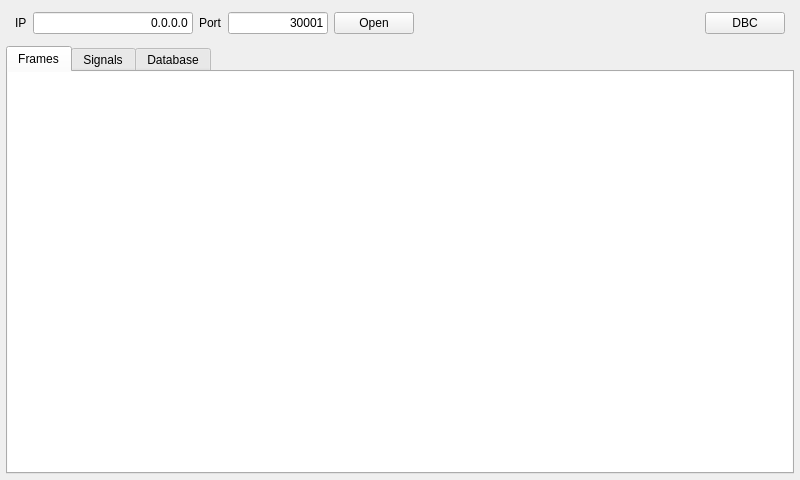
Old version of the form ui/mainwindow.ui in the repository mwkpe/tincan.
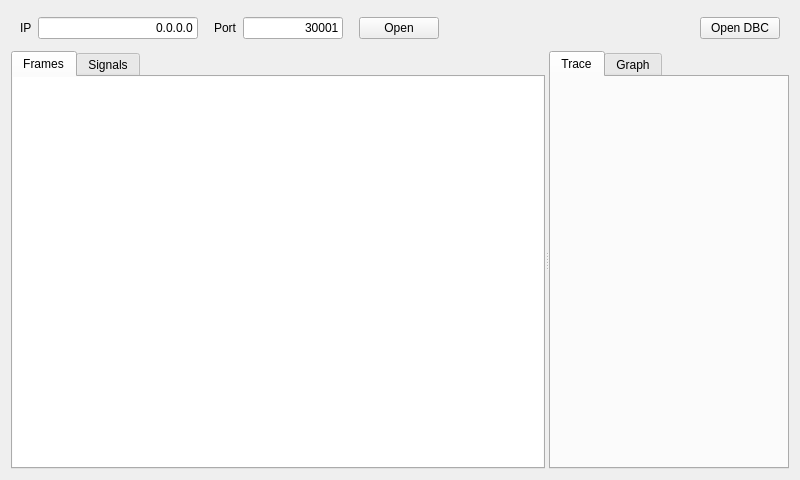
New version of the form.

Commit message: Add trace and graph tab

The edit to the form file:
```diff
--- a/ui/mainwindow.ui
+++ b/ui/mainwindow.ui
@@ -15,21 +15,6 @@
   </property>
   <widget class="QWidget" name="centralWidget">
    <layout class="QVBoxLayout" name="verticalLayout">
-    <property name="spacing">
-     <number>6</number>
-    </property>
-    <property name="leftMargin">
-     <number>6</number>
-    </property>
-    <property name="topMargin">
-     <number>6</number>
-    </property>
-    <property name="rightMargin">
-     <number>6</number>
-    </property>
-    <property name="bottomMargin">
-     <number>6</number>
-    </property>
     <item>
      <layout class="QHBoxLayout" name="horizontalLayout">
       <property name="leftMargin">
@@ -67,6 +52,22 @@
         </property>
        </widget>
       </item>
+      <item>
+       <spacer name="horizontalSpacer_2">
+        <property name="orientation">
+         <enum>Qt::Horizontal</enum>
+        </property>
+        <property name="sizeType">
+         <enum>QSizePolicy::Fixed</enum>
+        </property>
+        <property name="sizeHint" stdset="0">
+         <size>
+          <width>10</width>
+          <height>20</height>
+         </size>
+        </property>
+       </spacer>
+      </item>
       <item>
        <widget class="QLabel" name="labelPort">
         <property name="text">
@@ -90,6 +91,22 @@
         </property>
        </widget>
       </item>
+      <item>
+       <spacer name="horizontalSpacer_3">
+        <property name="orientation">
+         <enum>Qt::Horizontal</enum>
+        </property>
+        <property name="sizeType">
+         <enum>QSizePolicy::Fixed</enum>
+        </property>
+        <property name="sizeHint" stdset="0">
+         <size>
+          <width>10</width>
+          <height>20</height>
+         </size>
+        </property>
+       </spacer>
+      </item>
       <item>
        <widget class="QPushButton" name="pushOpenClose">
         <property name="text">
@@ -113,13 +130,23 @@
       <item>
        <widget class="QPushButton" name="pushLoadDbc">
         <property name="text">
-         <string>DBC</string>
+         <string>Open DBC</string>
         </property>
        </widget>
       </item>
      </layout>
     </item>
     <item>
+     <widget class="QSplitter" name="splitter">
+      <property name="sizePolicy">
+       <sizepolicy hsizetype="Expanding" vsizetype="Expanding">
+        <horstretch>0</horstretch>
+        <verstretch>0</verstretch>
+       </sizepolicy>
+      </property>
+      <property name="orientation">
+       <enum>Qt::Horizontal</enum>
+      </property>
      <widget class="QTabWidget" name="tabWidget">
       <property name="currentIndex">
        <number>0</number>
@@ -185,10 +212,21 @@
         </item>
        </layout>
       </widget>
-      <widget class="QWidget" name="tabDatabase">
+      </widget>
+      <widget class="QTabWidget" name="tabWidget_2">
+       <property name="currentIndex">
+        <number>0</number>
+       </property>
+       <widget class="QWidget" name="tab">
        <attribute name="title">
-        <string>Database</string>
-       </attribute>
+         <string>Trace</string>
+        </attribute>
+       </widget>
+       <widget class="QWidget" name="tab_2">
+        <attribute name="title">
+         <string>Graph</string>
+        </attribute>
+       </widget>
       </widget>
      </widget>
     </item>
```
Lines whose indentation alone changed are shown as unchanged.
